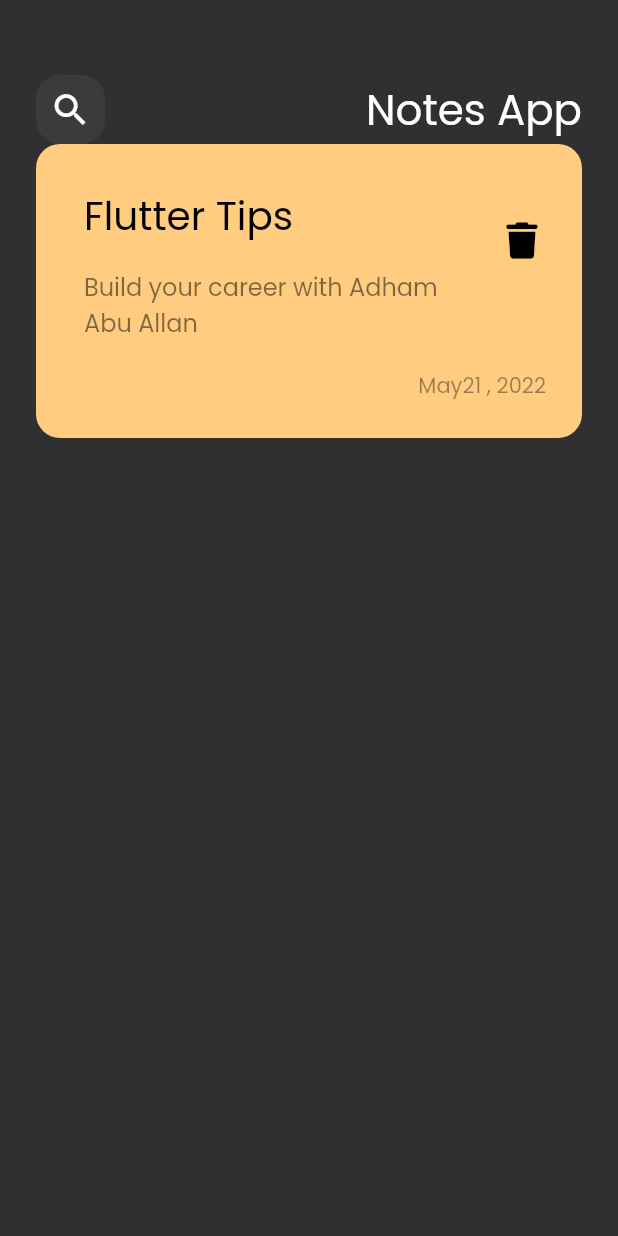
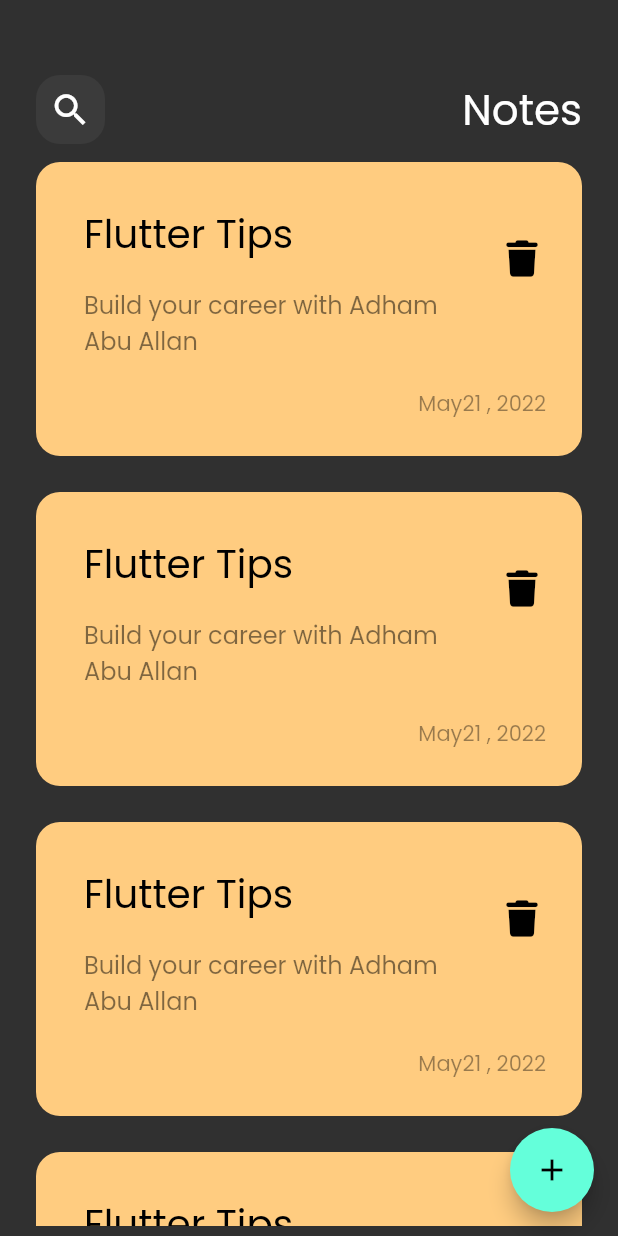
Before and after one commit to adhamAbuAllan/my_note_app, a Flutter app: the screen it shows after launch, on a phone screen of 412 x 824 dp. Run offline on Flutter 3.47's test engine with Material 2 defaults, Android fonts, the phone set to English and light mode, and no system bars; our stand-ins replace font_awesome_flutter.

Commit message:
first commit

```diff
--- /dev/null
+++ b/lib/constants.dart
@@ -0,0 +1,4 @@
+import 'dart:ui';
+
+const kPrimaryColor =  Color(0xff62fcd7);
+const kPrimaryColor2 =  Color(0xaf62fcd7);
--- a/lib/main.dart
+++ b/lib/main.dart
@@ -12,6 +12,7 @@ class MyApp extends StatelessWidget {
   @override
   Widget build(BuildContext context) {
     return MaterialApp(
+        debugShowCheckedModeBanner: false,
       theme: ThemeData(
         fontFamily: 'Poppins',
         brightness: Brightness.dark,
--- a/lib/views/noties_view.dart
+++ b/lib/views/noties_view.dart
@@ -1,11 +1,31 @@
 import 'package:flutter/material.dart';
+import 'package:my_note_app/widgets/add_note_bottom_sheet.dart';
 
 import '../widgets/notes_view_body.dart';
+
 class NotesView extends StatelessWidget {
   const NotesView({Key? key}) : super(key: key);
 
   @override
   Widget build(BuildContext context) {
-    return const Scaffold(body: Column(children: [NotesViewBody()],),);
+    return Scaffold(
+      floatingActionButton: FloatingActionButton(
+        onPressed: () {
+          showModalBottomSheet(
+            // isScrollControlled: true,
+            // showDragHandle: true,
+            shape:
+                RoundedRectangleBorder(borderRadius: BorderRadius.circular(16)),
+
+            context: context,
+            builder: (context) {
+              return const AddNoteBottomSheet();
+            },
+          );
+        },
+        child: const Icon(Icons.add),
+      ),
+      body: const NotesViewBody(),
+    );
   }
 }
--- a/lib/widgets/custom_app_bar.dart
+++ b/lib/widgets/custom_app_bar.dart
@@ -3,18 +3,20 @@ import 'package:flutter/material.dart';
 import 'custom_search_icon.dart';
 
 class CustomAppBar extends StatelessWidget {
-  const CustomAppBar({Key? key}) : super(key: key);
-
+  const CustomAppBar({Key? key,required this.title,required this.icon}) : super(key: key);
+  final String title;
+  final IconData icon;
   @override
   Widget build(BuildContext context) {
-    return const Row(
+    return  Row(
       children: [
-        CustomSearchIcon(),
-        Spacer(flex: 1,),
-
+        CustomSearchIcon(icon:icon,),
+        const Spacer(
+          flex: 1,
+        ),
         Text(
-          "Notes App",
-          style: TextStyle(fontSize: 28),
+          title,
+          style: const TextStyle(fontSize: 28),
         ),
       ],
     );
--- a/lib/widgets/custom_note_item.dart
+++ b/lib/widgets/custom_note_item.dart
@@ -1,5 +1,6 @@
 import 'package:flutter/material.dart';
 import 'package:font_awesome_flutter/font_awesome_flutter.dart';
+import 'package:my_note_app/views/edit_note_view.dart';
 
 import 'custom_text.dart';
 class NoteItem extends StatelessWidget {
@@ -7,7 +8,11 @@ class NoteItem extends StatelessWidget {
 
   @override
   Widget build(BuildContext context) {
-    return Container(
+    return GestureDetector(
+     onTap: (){
+       Navigator.push(context, MaterialPageRoute(builder: (context) => EditNoteView(),));
+     },
+      child: Container(
         padding: const EdgeInsets.only(top: 24, bottom: 24, left: 16),
         decoration: BoxDecoration(
             color: const Color(0XffFFCC80),
@@ -48,6 +53,7 @@ class NoteItem extends StatelessWidget {
             )
           ],
         ),
+      ),
     );
   }
 }
--- a/lib/widgets/custom_search_icon.dart
+++ b/lib/widgets/custom_search_icon.dart
@@ -1,9 +1,10 @@
 import 'package:flutter/material.dart';
 class CustomSearchIcon extends StatelessWidget {
   const CustomSearchIcon({
-    super.key,
+    super.key,required this.icon
   });
 
+  final IconData icon;
   @override
   Widget build(BuildContext context) {
     return Container(
@@ -14,7 +15,7 @@ class CustomSearchIcon extends StatelessWidget {
         borderRadius: BorderRadius.circular(16),
 
       ),
-      child: const Icon(Icons.search,size: 28,),
+      child:  Icon(icon,size: 28,),
     );
   }
 }
--- /dev/null
+++ b/lib/widgets/notes_list_view.dart
@@ -0,0 +1,29 @@
+import 'package:flutter/material.dart';
+
+import 'custom_note_item.dart';
+class NotesListView extends StatelessWidget {
+  const NotesListView({Key? key}) : super(key: key);
+
+  @override
+  Widget build(BuildContext context) {
+    return Padding(
+      padding:  EdgeInsets.zero,
+      child: ListView.builder(
+          // shrinkWrap: true,
+          // scrollDirection: Axis.vertical,
+          // physics: AlwaysScrollableScrollPhysics(),
+
+          itemBuilder: (context,index){
+
+        return const Padding(
+          padding: EdgeInsets.symmetric(vertical:8.0),
+          child: Padding(
+            padding: EdgeInsets.symmetric(vertical: 4.0),
+            child: NoteItem(),
+          ),
+        );
+
+      }),
+    );
+  }
+}
--- a/lib/widgets/notes_view_body.dart
+++ b/lib/widgets/notes_view_body.dart
@@ -1,22 +1,26 @@
 import 'package:flutter/material.dart';
 
 import 'custom_app_bar.dart';
-import 'custom_note_item.dart';
+import 'notes_list_view.dart';
 
 class NotesViewBody extends StatelessWidget {
   const NotesViewBody({Key? key}) : super(key: key);
 
   @override
   Widget build(BuildContext context) {
-    return const Padding(
-      padding: EdgeInsets.symmetric(horizontal: 24.0),
+     double height = MediaQuery.of(context).size.height;
+    return   Padding(
+      padding: const EdgeInsets.symmetric(horizontal: 24.0),
       child: Column(
-        children: [
-          SizedBox(
+        children:[
+          const SizedBox(
             height: 50,
           ),
-          CustomAppBar(),
-          NoteItem()
+           const CustomAppBar(title: "Notes",icon: Icons.search),
+          SizedBox(
+              // height: 900-130-1,
+            height: height - 103,
+              child: const NotesListView())
         ],
       ),
     );
```
Also changed, not shown: lib/views/edit_note_view.dart (added, +10 -0 lines), lib/widgets/add_note_bottom_sheet.dart (added, +35 -0 lines), lib/widgets/custom_button.dart (added, +21 -0 lines), lib/widgets/custom_button_style.dart (added, +25 -0 lines), lib/widgets/custom_text_field.dart (added, +44 -0 lines), lib/widgets/edit_note_view_body.dart (added, +18 -0 lines). Lines whose indentation alone changed are shown as unchanged.
